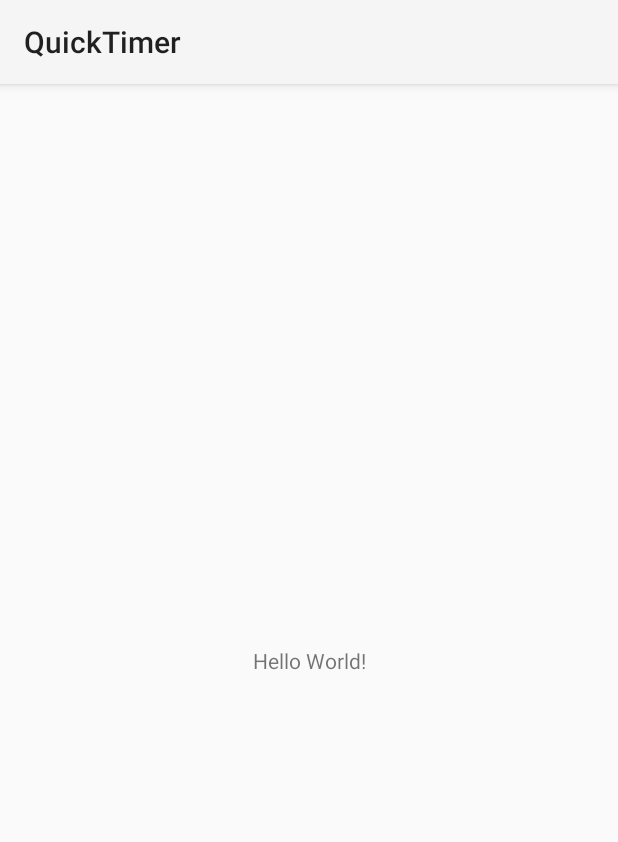
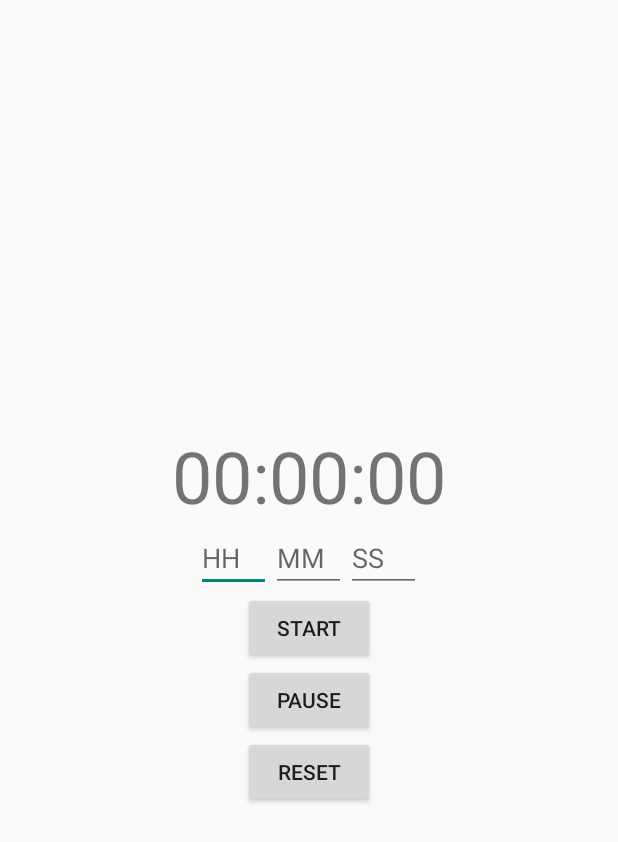
Before and after one commit to CeraMapleheart/Timer-Project, an Android app: the screen it shows after launch (MainActivity before the commit, TimerActivity after it), on a phone screen of 412 x 824 dp. Shown: the top 842 px of the screen. Run offline under Robolectric (Android 15) with nearby library versions, the phone set to English and light mode, and no system bars.

Commit message:
Add files via upload

```diff
--- /dev/null
+++ b/app/src/main/java/com/example/quicktimer/SplashActivity.java
@@ -0,0 +1,20 @@
+package com.example.quicktimer;
+
+import android.content.Intent;
+import android.os.Bundle;
+import android.os.Handler;
+import androidx.appcompat.app.AppCompatActivity;
+
+public class SplashActivity extends AppCompatActivity {
+    @Override
+    protected void onCreate(Bundle savedInstanceState) {
+        super.onCreate(savedInstanceState);
+        setContentView(R.layout.activity_splash);
+
+        new Handler().postDelayed(() -> {
+            Intent intent = new Intent(SplashActivity.this, TimerActivity.class);
+            startActivity(intent);
+            finish();
+        }, 2000); // Display for 2 seconds
+    }
+}
--- /dev/null
+++ b/app/src/main/java/com/example/quicktimer/TimerActivity.java
@@ -0,0 +1,84 @@
+package com.example.quicktimer;
+
+import android.media.MediaPlayer;
+import android.os.Bundle;
+import android.os.CountDownTimer;
+import android.widget.Button;
+import android.widget.EditText;
+import android.widget.TextView;
+import android.widget.Toast;
+import androidx.appcompat.app.AppCompatActivity;
+
+public class TimerActivity extends AppCompatActivity {
+
+    private TextView timerDisplay;
+    private EditText inputHours, inputMinutes, inputSeconds;
+    private Button startButton, pauseButton, resetButton;
+    private CountDownTimer countDownTimer;
+    private long timeInMillis;
+    private boolean isRunning = false;
+    private long timeRemaining;
+
+    @Override
+    protected void onCreate(Bundle savedInstanceState) {
+        super.onCreate(savedInstanceState);
+        setContentView(R.layout.activity_timer);
+
+        timerDisplay = findViewById(R.id.timerDisplay);
+        inputHours = findViewById(R.id.inputHours);
+        inputMinutes = findViewById(R.id.inputMinutes);
+        inputSeconds = findViewById(R.id.inputSeconds);
+        startButton = findViewById(R.id.startButton);
+        pauseButton = findViewById(R.id.pauseButton);
+        resetButton = findViewById(R.id.resetButton);
+
+        startButton.setOnClickListener(v -> startTimer());
+        pauseButton.setOnClickListener(v -> pauseTimer());
+        resetButton.setOnClickListener(v -> resetTimer());
+    }
+
+    private void startTimer() {
+        if (!isRunning) {
+            int hours = Integer.parseInt(inputHours.getText().toString().isEmpty() ? "0" : inputHours.getText().toString());
+            int minutes = Integer.parseInt(inputMinutes.getText().toString().isEmpty() ? "0" : inputMinutes.getText().toString());
+            int seconds = Integer.parseInt(inputSeconds.getText().toString().isEmpty() ? "0" : inputSeconds.getText().toString());
+
+            timeInMillis = (hours * 3600 + minutes * 60 + seconds) * 1000;
+
+            countDownTimer = new CountDownTimer(timeInMillis, 1000) {
+                public void onTick(long millisUntilFinished) {
+                    timeRemaining = millisUntilFinished;
+                    int hrs = (int) (millisUntilFinished / 3600000);
+                    int mins = (int) (millisUntilFinished % 3600000) / 60000;
+                    int secs = (int) ((millisUntilFinished % 60000) / 1000);
+                    timerDisplay.setText(String.format("%02d:%02d:%02d", hrs, mins, secs));
+                }
+
+                public void onFinish() {
+                    MediaPlayer mediaPlayer = MediaPlayer.create(TimerActivity.this, R.raw.notification_sound);
+                    mediaPlayer.start();
+                    Toast.makeText(TimerActivity.this, "Time's up!", Toast.LENGTH_SHORT).show();
+                }
+            }.start();
+            isRunning = true;
+        }
+    }
+
+    private void pauseTimer() {
+        if (isRunning) {
+            countDownTimer.cancel();
+            isRunning = false;
+        }
+    }
+
+    private void resetTimer() {
+        if (isRunning) {
+            countDownTimer.cancel();
+            isRunning = false;
+        }
+        timerDisplay.setText("00:00:00");
+        inputHours.setText("");
+        inputMinutes.setText("");
+        inputSeconds.setText("");
+    }
+}
--- /dev/null
+++ b/app/src/main/res/layout/activity_timer.xml
@@ -0,0 +1,58 @@
+<?xml version="1.0" encoding="utf-8"?>
+<LinearLayout xmlns:android="http://schemas.android.com/apk/res/android"
+    android:layout_width="match_parent"
+    android:layout_height="match_parent"
+    android:orientation="vertical"
+    android:gravity="center"
+    android:padding="20dp">
+
+    <TextView
+        android:id="@+id/timerDisplay"
+        android:layout_width="wrap_content"
+        android:layout_height="wrap_content"
+        android:text="00:00:00"
+        android:textSize="48sp" />
+
+    <LinearLayout
+        android:orientation="horizontal"
+        android:layout_width="wrap_content"
+        android:layout_height="wrap_content"
+        android:gravity="center">
+
+        <EditText
+            android:id="@+id/inputHours"
+            android:layout_width="50dp"
+            android:layout_height="wrap_content"
+            android:inputType="number"
+            android:hint="HH" />
+
+        <EditText
+            android:id="@+id/inputMinutes"
+            android:layout_width="50dp"
+            android:layout_height="wrap_content"
+            android:inputType="number"
+            android:hint="MM" />
+
+        <EditText
+            android:id="@+id/inputSeconds"
+            android:layout_width="50dp"
+            android:layout_height="wrap_content"
+            android:inputType="number"
+            android:hint="SS" />
+    </LinearLayout>
+
+    <Button android:id="@+id/startButton"
+        android:layout_width="wrap_content"
+        android:layout_height="wrap_content"
+        android:text="Start"/>
+
+    <Button android:id="@+id/pauseButton"
+        android:layout_width="wrap_content"
+        android:layout_height="wrap_content"
+        android:text="Pause"/>
+
+    <Button android:id="@+id/resetButton"
+        android:layout_width="wrap_content"
+        android:layout_height="wrap_content"
+        android:text="Reset"/>
+</LinearLayout>
--- a/app/src/main/res/values/colors.xml
+++ b/app/src/main/res/values/colors.xml
@@ -1,5 +1,3 @@
-<?xml version="1.0" encoding="utf-8"?>
 <resources>
-    <color name="black">#FF000000</color>
-    <color name="white">#FFFFFFFF</color>
+    <color name="light_blue">#ADD8E6</color>
 </resources>
--- a/app/src/main/res/values/strings.xml
+++ b/app/src/main/res/values/strings.xml
@@ -1,3 +1,8 @@
 <resources>
     <string name="app_name">QuickTimer</string>
+    <string name="start">Start</string>
+    <string name="pause">Pause</string>
+    <string name="reset">Reset</string>
+    <string name="timer_ended">Time's up!</string>
+    <!-- Add other strings as needed -->
 </resources>
--- /dev/null
+++ b/app/src/main/res/values/styles.xml
@@ -0,0 +1,2 @@
+<?xml version="1.0" encoding="utf-8"?>
+<resources></resources>
```
Also changed, not shown: app/src/main/AndroidManifest.xml (+22 -12 lines), app/src/main/java/com/example/quicktimer/SoundSettingsActivity.java (added, +72 -0 lines), app/src/main/java/com/example/quicktimer/TimerDatabaseHelper.java (added, +49 -0 lines), app/src/main/java/com/example/quicktimer/TimerHistoryActivity.java (added, +39 -0 lines), app/src/main/res/layout/activity_sound_settings.xml (added, +50 -0 lines), app/src/main/res/layout/activity_splash.xml (added, +12 -0 lines), app/src/main/res/layout/activity_timer_history.xml (added, +12 -0 lines), app/src/main/res/drawable/amrita_logo.png (added), 3 other files.
